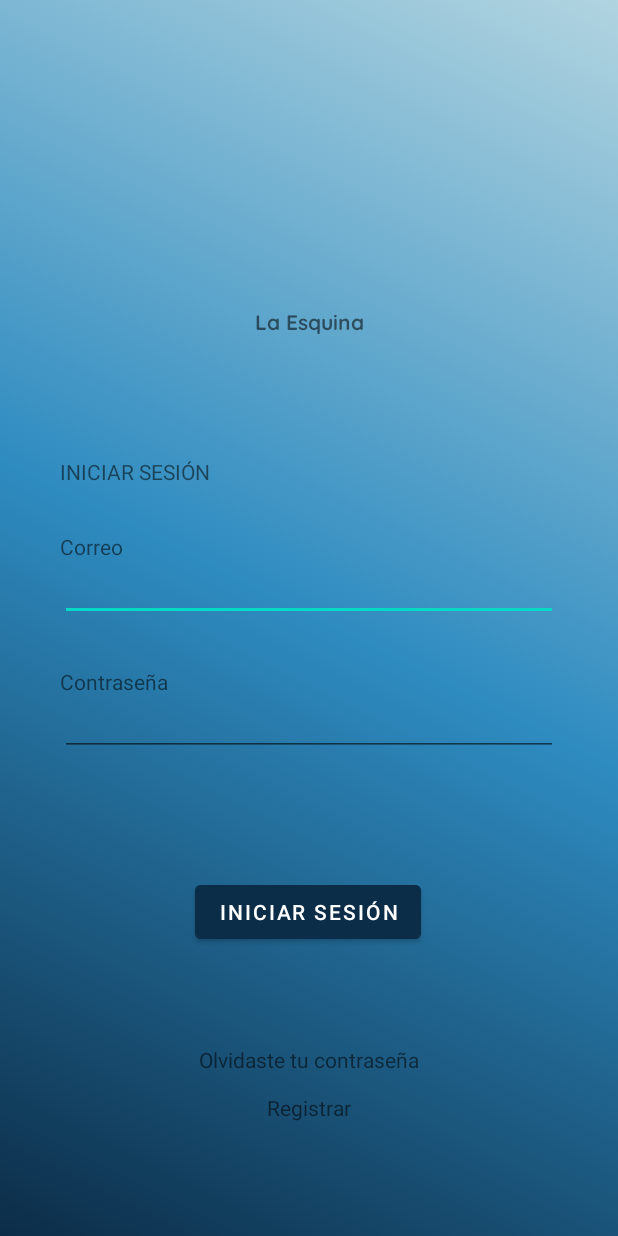
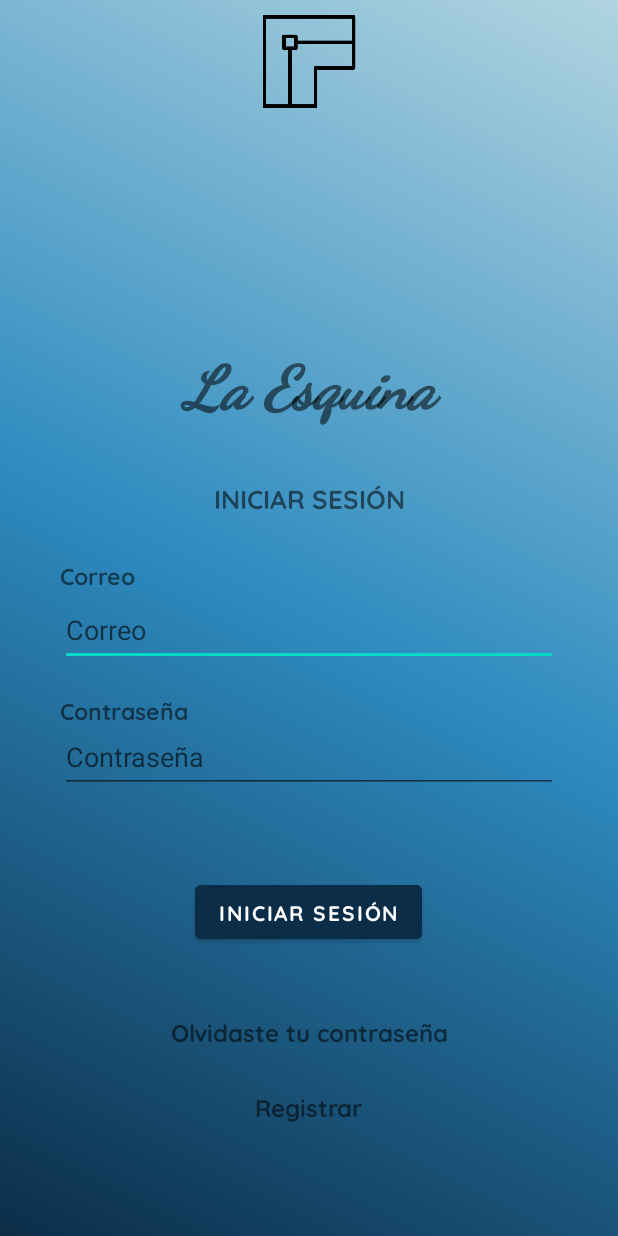
Before and after one commit to JordanNoah7/LaEsquinaMovil, an Android app: the screen it shows after launch (MainActivity), on a phone screen of 412 x 824 dp. Run offline under Robolectric (Android 15) with nearby library versions, the phone set to English and light mode, and no system bars.

Commit message:
Logo y correccion de fuente

```diff
--- a/app/src/main/res/layout/activity_main.xml
+++ b/app/src/main/res/layout/activity_main.xml
@@ -7,17 +7,20 @@
     tools:context=".MainActivity"
     android:background="@drawable/fondo_login">
 
-
     <TextView
         android:id="@+id/tvTitulo"
-        android:layout_width="wrap_content"
+        android:layout_width="match_parent"
         android:layout_height="wrap_content"
-        android:layout_marginBottom="600dp"
+        android:layout_marginBottom="540dp"
         android:text="@string/titulo"
-        android:fontFamily="@font/quicksand_bold"
+        android:fontFamily="@font/dancing_script_bold"
         app:layout_constraintBottom_toBottomOf="parent"
         app:layout_constraintEnd_toEndOf="parent"
-        app:layout_constraintStart_toStartOf="parent" />
+        app:layout_constraintHorizontal_bias="0.498"
+        app:layout_constraintStart_toStartOf="parent"
+        android:textStyle="bold|italic"
+        android:textSize="40sp"
+        android:textAlignment="center"/>
 
     <EditText
         android:id="@+id/etCorreo"
@@ -25,33 +28,39 @@
         android:layout_height="wrap_content"
         android:layout_marginStart="40dp"
         android:layout_marginEnd="40dp"
-        android:layout_marginBottom="410dp"
-        android:autofillHints=""
+        android:layout_marginBottom="380dp"
+        android:autofillHints="emailAddress"
         android:ems="10"
+        android:hint="@string/correo"
         android:inputType="textEmailAddress"
+        android:minHeight="48dp"
         app:layout_constraintBottom_toBottomOf="parent"
         app:layout_constraintStart_toStartOf="parent"
         tools:ignore="LabelFor" />
 
     <TextView
         android:id="@+id/tvInicioSesion"
-        android:layout_width="wrap_content"
+        android:layout_width="match_parent"
         android:layout_height="wrap_content"
-        android:layout_marginStart="40dp"
-        android:layout_marginBottom="500dp"
+        android:layout_marginBottom="480dp"
         android:text="@string/inicia_sesion"
+        android:fontFamily="@font/quicksand_bold"
         app:layout_constraintBottom_toBottomOf="parent"
-        app:layout_constraintStart_toStartOf="parent" />
+        app:layout_constraintStart_toStartOf="parent"
+        android:textSize="17sp"
+        android:textAlignment="center"/>
 
     <TextView
         android:id="@+id/tvCorreo"
         android:layout_width="wrap_content"
         android:layout_height="wrap_content"
         android:layout_marginStart="40dp"
-        android:layout_marginBottom="450dp"
+        android:layout_marginBottom="430dp"
         android:text="@string/correo"
+        android:fontFamily="@font/quicksand_bold"
         app:layout_constraintBottom_toBottomOf="parent"
-        app:layout_constraintStart_toStartOf="parent" />
+        app:layout_constraintStart_toStartOf="parent"
+        android:textSize="15sp"/>
 
     <EditText
         android:id="@+id/etPassword"
@@ -59,10 +68,12 @@
         android:layout_height="wrap_content"
         android:layout_marginStart="40dp"
         android:layout_marginEnd="40dp"
-        android:layout_marginBottom="320dp"
-        android:autofillHints=""
+        android:layout_marginBottom="295dp"
+        android:autofillHints="password"
         android:ems="10"
+        android:hint="@string/contrasena"
         android:inputType="textPassword"
+        android:minHeight="48dp"
         app:layout_constraintBottom_toBottomOf="parent"
         app:layout_constraintStart_toStartOf="parent"
         tools:ignore="LabelFor" />
@@ -75,6 +86,7 @@
         android:backgroundTint="@color/DarkBlue"
         android:onClick="Login"
         android:text="@string/inicia_sesion"
+        android:fontFamily="@font/quicksand_bold"
         app:layout_constraintBottom_toBottomOf="parent"
         app:layout_constraintEnd_toEndOf="parent"
         app:layout_constraintHorizontal_bias="0.498"
@@ -85,29 +97,46 @@
         android:layout_width="wrap_content"
         android:layout_height="wrap_content"
         android:layout_marginStart="40dp"
-        android:layout_marginBottom="360dp"
+        android:layout_marginBottom="340dp"
         android:text="@string/contrasena"
+        android:fontFamily="@font/quicksand_bold"
         app:layout_constraintBottom_toBottomOf="parent"
-        app:layout_constraintStart_toStartOf="parent" />
+        app:layout_constraintStart_toStartOf="parent"
+        android:textSize="15sp"/>
 
     <TextView
         android:id="@+id/tvOlvido"
         android:layout_width="wrap_content"
         android:layout_height="wrap_content"
-        android:layout_marginBottom="108dp"
+        android:layout_marginBottom="125dp"
         android:text="@string/olvidaste"
+        android:fontFamily="@font/quicksand_bold"
         app:layout_constraintBottom_toBottomOf="parent"
         app:layout_constraintEnd_toEndOf="parent"
-        app:layout_constraintStart_toStartOf="parent" />
+        app:layout_constraintStart_toStartOf="parent"
+        android:textSize="16sp"
+        android:textAlignment="center"/>
 
     <TextView
         android:id="@+id/tvRegistro"
         android:layout_width="wrap_content"
         android:layout_height="wrap_content"
-        android:layout_marginBottom="76dp"
+        android:layout_marginBottom="75dp"
         android:text="@string/registrar"
+        android:fontFamily="@font/quicksand_bold"
         app:layout_constraintBottom_toBottomOf="parent"
         app:layout_constraintEnd_toEndOf="parent"
-        app:layout_constraintStart_toStartOf="parent" />
+        app:layout_constraintStart_toStartOf="parent"
+        android:textSize="16sp"/>
+
+    <ImageView
+        android:id="@+id/imageView"
+        android:layout_width="match_parent"
+        android:layout_height="62dp"
+        android:layout_marginTop="10dp"
+        app:layout_constraintStart_toStartOf="parent"
+        app:layout_constraintTop_toTopOf="parent"
+        app:srcCompat="@drawable/logo"
+        android:contentDescription="@string/titulo" />
 
 </androidx.constraintlayout.widget.ConstraintLayout>
```
